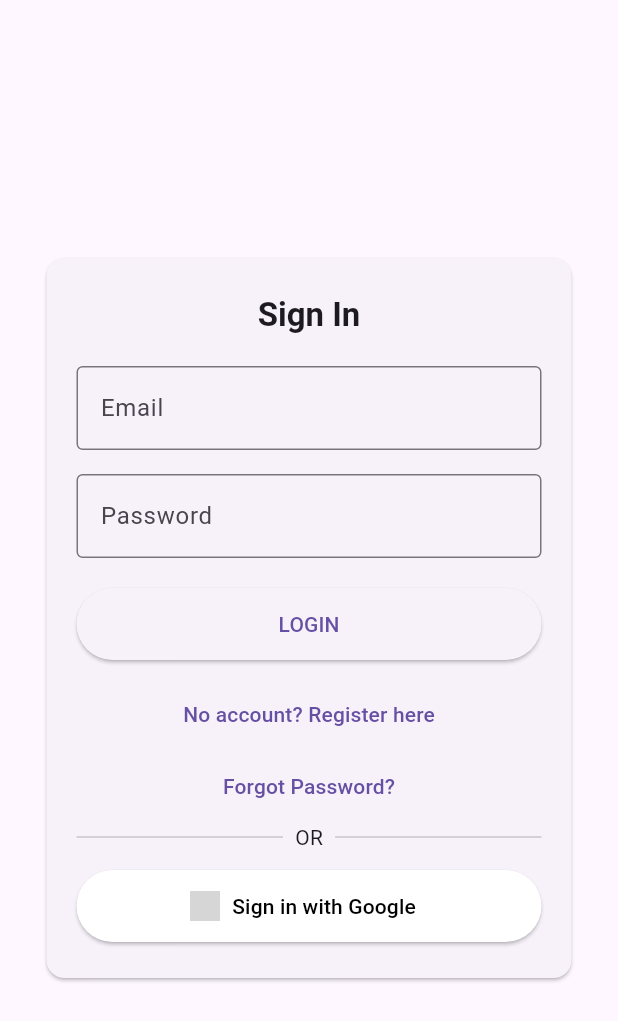
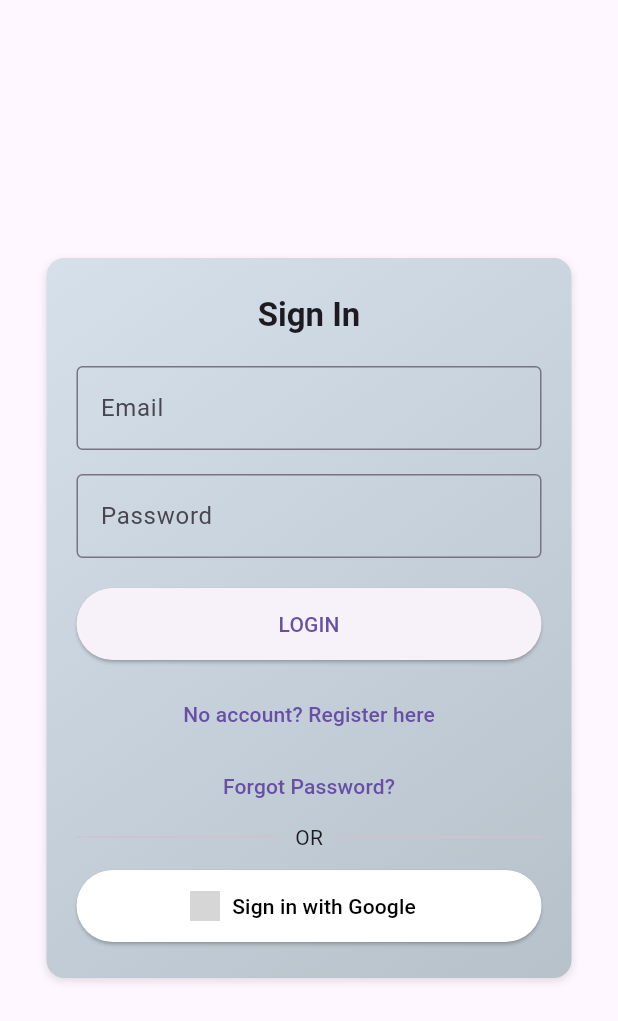
Before and after one commit to hakanihat/movie_app, a Flutter app: the AuthScreen screen opened directly, on a phone screen of 412 x 824 dp. Shown: the top 1021 px of the screen. Run offline on Flutter 3.47's test engine with Material 3 defaults, Android fonts, the phone set to English and light mode, and no system bars; our stand-ins replace firebase_auth, google_sign_in; accounts and stored records are empty; grey boxes are pictures that could not be loaded.

Commit message:
Add GradientCard and animatedButton helper widgets for reusable UI components

```diff
--- a/lib/screens/auth/auth_screen.dart
+++ b/lib/screens/auth/auth_screen.dart
@@ -2,6 +2,7 @@ import 'package:flutter/material.dart';
 import 'package:firebase_auth/firebase_auth.dart';
 import 'package:movie_app/screens/auth/widgets/auth_form.dart';
 import 'package:movie_app/services/auth_service.dart';
+import 'package:movie_app/widgets/gradient_card.dart';
 import '../home/home_screen.dart';
 
 class AuthScreen extends StatefulWidget {
@@ -125,7 +126,7 @@ class _AuthScreenState extends State<AuthScreen> {
                       minHeight: MediaQuery.of(context).size.height / 2,
                     ),
                     child: Center(
-                      child: Card(
+                      child: GradientCard(
                         child: Container(
                           width: 350,
                           padding: const EdgeInsets.symmetric(
--- a/lib/screens/auth/widgets/auth_form.dart
+++ b/lib/screens/auth/widgets/auth_form.dart
@@ -1,5 +1,6 @@
 import 'package:flutter/material.dart';
 import 'package:firebase_auth/firebase_auth.dart';
+import 'package:movie_app/widgets/hover_animated_button.dart';
 
 class AuthForm extends StatefulWidget {
   final String title;
@@ -149,12 +150,14 @@ class _AuthFormState extends State<AuthForm> {
             ],
             const SizedBox(height: 20),
 
-            ElevatedButton(
+            animatedButton(
+              button: ElevatedButton(
                 onPressed: submit,
                 style: ElevatedButton.styleFrom(
                   minimumSize: const Size.fromHeight(48),
                 ),
                 child: Text(widget.isLogin ? 'LOGIN' : 'CREATE ACCOUNT'),
+              ),
             ),
 
             const SizedBox(height: 12),
@@ -185,7 +188,8 @@ class _AuthFormState extends State<AuthForm> {
             ),
             const SizedBox(height: 12),
 
-            ElevatedButton.icon(
+            animatedButton(
+              button: ElevatedButton.icon(
                 icon: Image.asset('assets/images/google_logo.png', height: 20),
                 label: const Text('Sign in with Google'),
                 style: ElevatedButton.styleFrom(
@@ -195,6 +199,7 @@ class _AuthFormState extends State<AuthForm> {
                 ),
                 onPressed: widget.onGoogleSignIn,
               ),
+            ),
           ],
         );
   }
--- /dev/null
+++ b/lib/widgets/gradient_card.dart
@@ -0,0 +1,27 @@
+import 'package:flutter/material.dart';
+
+class GradientCard extends StatelessWidget {
+  final Widget child;
+  const GradientCard({required this.child, super.key});
+
+  @override
+  Widget build(BuildContext context) {
+    return Container(
+      decoration: BoxDecoration(
+        borderRadius: BorderRadius.circular(12),
+        gradient: const LinearGradient(
+          begin: Alignment.topLeft,
+          end: Alignment.bottomRight,
+          colors: [
+            Color.fromARGB(255, 213, 224, 235),
+            Color.fromARGB(255, 182, 193, 202),
+          ],
+        ),
+        boxShadow: [
+          BoxShadow(color: Colors.black12, blurRadius: 4, offset: Offset(0, 2)),
+        ],
+      ),
+      child: child,
+    );
+  }
+}
--- /dev/null
+++ b/lib/widgets/hover_animated_button.dart
@@ -0,0 +1,25 @@
+import 'package:flutter/material.dart';
+
+Widget animatedButton({required Widget button}) {
+  return StatefulBuilder(
+    builder: (context, setState) {
+      double scale = 1.0;
+
+      return MouseRegion(
+        onEnter: (_) => setState(() => scale = 1.05),
+        onExit: (_) => setState(() => scale = 1.0),
+        child: GestureDetector(
+          onTapDown: (_) => setState(() => scale = 0.95),
+          onTapUp: (_) => setState(() => scale = 1.05),
+          onTapCancel: () => setState(() => scale = 1.0),
+          child: AnimatedScale(
+            scale: scale,
+            duration: const Duration(milliseconds: 100),
+            curve: Curves.easeInOut,
+            child: button,
+          ),
+        ),
+      );
+    },
+  );
+}
```
Lines whose indentation alone changed are shown as unchanged.
